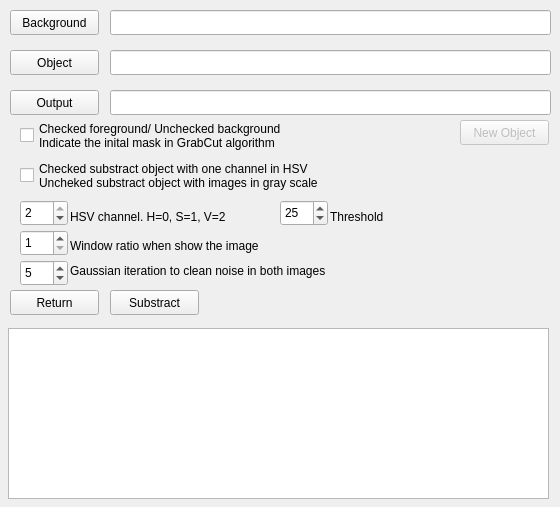
Above: gui/pages/substractToolPage.ui from jacv050/dataset-tools before the change. Below: the same form after it.
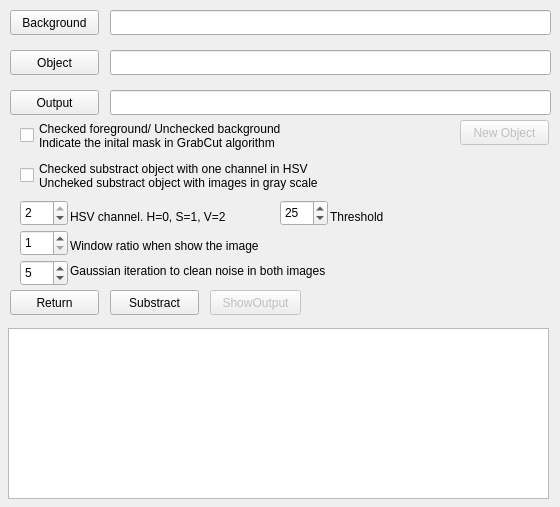
That is the form after the change.

Commit message: Added button and implemented to show output imageSubstract

Patch:
```diff
--- a/gui/pages/substractToolPage.ui
+++ b/gui/pages/substractToolPage.ui
@@ -290,6 +290,22 @@
     <string>New Object</string>
    </property>
   </widget>
+  <widget class="QPushButton" name="pbShowOutput">
+   <property name="enabled">
+    <bool>false</bool>
+   </property>
+   <property name="geometry">
+    <rect>
+     <x>210</x>
+     <y>290</y>
+     <width>91</width>
+     <height>25</height>
+    </rect>
+   </property>
+   <property name="text">
+    <string>ShowOutput</string>
+   </property>
+  </widget>
  </widget>
  <resources/>
  <connections/>
```
The commit also changes 2 other files.
